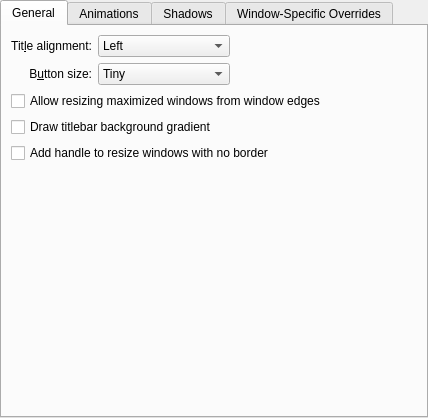
Qt form kdecoration/config/ui/breezeconfigurationui.ui (feren-OS/kwin-theme-inspire) before a commit.
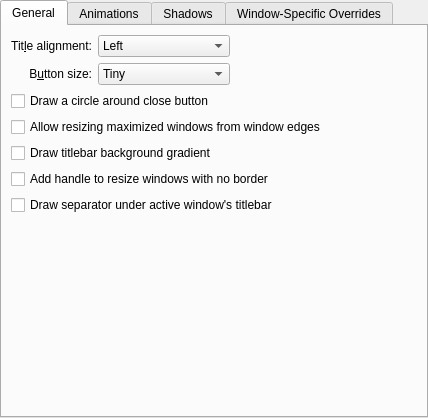
The same form after that commit. Custom widgets are drawn as their Qt base class.

```diff
--- a/kdecoration/config/ui/breezeconfigurationui.ui
+++ b/kdecoration/config/ui/breezeconfigurationui.ui
@@ -136,6 +136,13 @@
          </property>
         </widget>
        </item>
+       <item row="6" column="0" colspan="3">
+        <widget class="QCheckBox" name="drawTitleBarSeparator">
+         <property name="text">
+          <string>Draw separator under active window's titlebar</string>
+         </property>
+        </widget>
+       </item>
        <item row="3" column="0" colspan="3">
         <widget class="QCheckBox" name="drawBorderOnMaximizedWindows">
          <property name="text">
@@ -143,6 +150,13 @@
          </property>
         </widget>
        </item>
+       <item row="2" column="0" colspan="3">
+        <widget class="QCheckBox" name="outlineCloseButton">
+         <property name="text">
+          <string>Draw a circle around close button</string>
+         </property>
+        </widget>
+       </item>
        <item row="4" column="0" colspan="3">
         <widget class="QCheckBox" name="drawBackgroundGradient">
          <property name="text">
```
Left out of the diff: 2 changed lines with no effect on the pictures.
